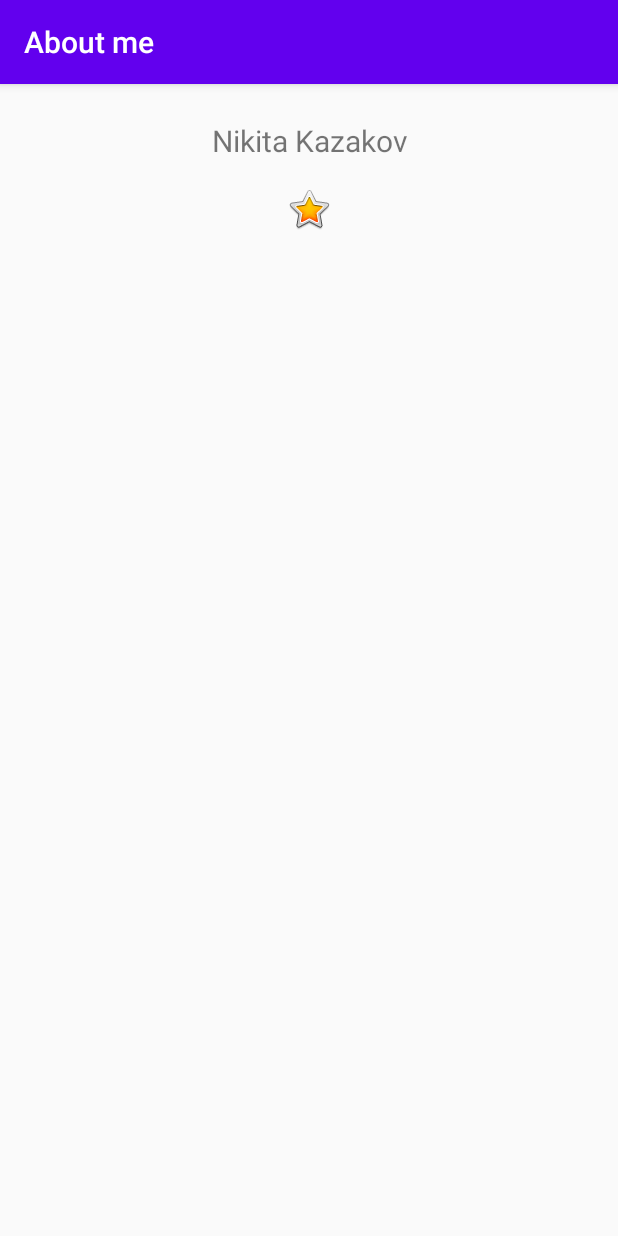
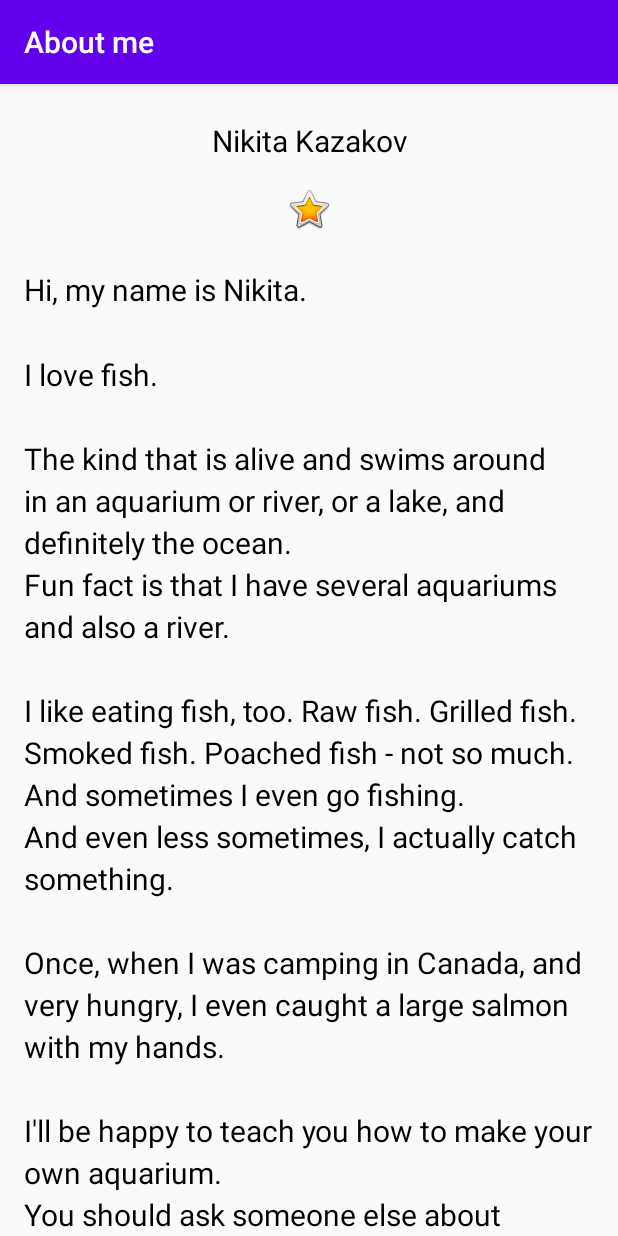
Before and after one commit to Xtrave/AboutMe, an Android app: the screen it shows after launch (MainActivity), on a phone screen of 412 x 824 dp. Run offline under Robolectric (Android 15) with nearby library versions, the phone set to English and light mode, and no system bars; Roboto replaces fonts that are not available here.

Commit message:
Add dimens

```diff
--- a/app/src/main/res/layout/activity_main.xml
+++ b/app/src/main/res/layout/activity_main.xml
@@ -22,4 +22,22 @@
         app:srcCompat="@android:drawable/btn_star_big_on"
         android:contentDescription="@string/yellow_star"
         android:layout_marginTop="16dp"/>
+
+    <ScrollView
+        android:id="@+id/bio_scroll"
+        android:layout_width="match_parent"
+        android:layout_height="match_parent">
+
+        <TextView
+            android:id="@+id/bio_text"
+            style="@style/NameStyle"
+            android:layout_width="match_parent"
+            android:layout_height="wrap_content"
+            android:lineSpacingMultiplier="1.2"
+            android:text="@string/bio"
+            android:paddingStart="@dimen/space_16dp"
+            android:paddingEnd="@dimen/space_16dp"/>
+
+    </ScrollView>
+
 </LinearLayout>
--- /dev/null
+++ b/app/src/main/res/values/dimens.xml
@@ -0,0 +1,7 @@
+<?xml version="1.0" encoding="utf-8"?>
+
+<resources>
+    <dimen name="size_20sp">20sp</dimen>
+    <dimen name="space_8dp">8dp</dimen>
+    <dimen name="space_16dp">16dp</dimen>
+</resources>
--- a/app/src/main/res/values/styles.xml
+++ b/app/src/main/res/values/styles.xml
@@ -2,9 +2,11 @@
 <resources>
 
     <style name="NameStyle">
-        <item name="android:layout_marginTop">16dp</item>
+        <item name="android:layout_marginTop">@dimen/space_16dp</item>
         <item name="android:fontFamily">@font/roboto</item>
-        <item name="android:paddingTop">8dp</item>
-        <item name="android:textSize">20sp</item>
+        <item name="android:paddingTop">@dimen/space_8dp</item>
+        <item name="android:textColor">@android:color/black</item>
+        <item name="android:textSize">@dimen/size_20sp</item>
     </style>
+
 </resources>
```
